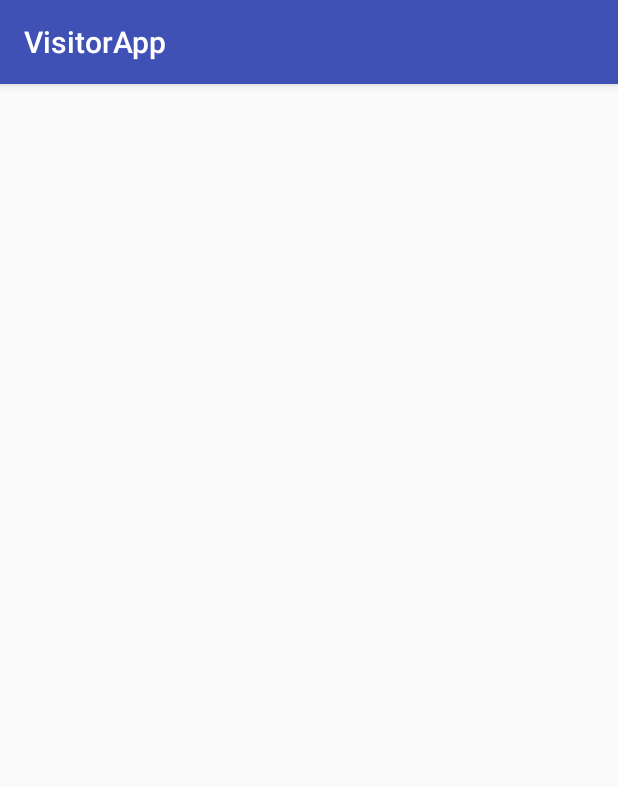
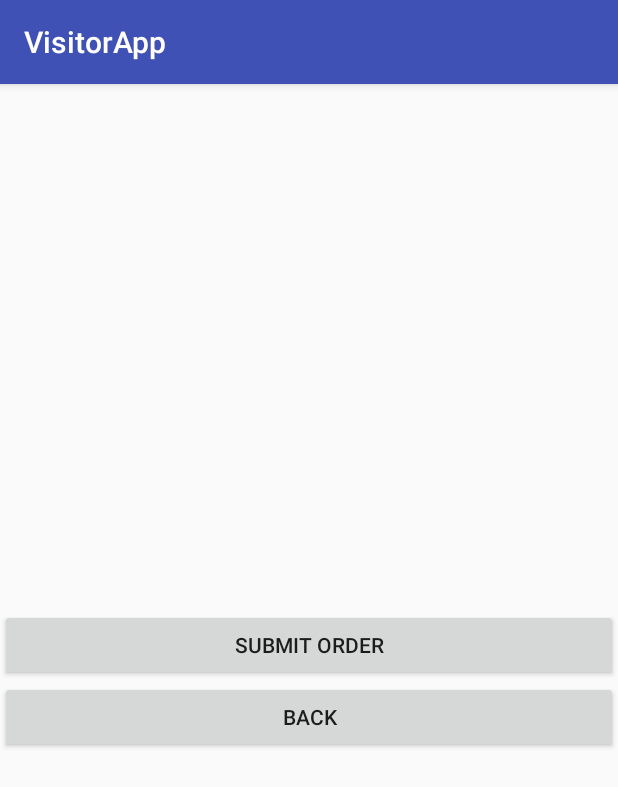
Before and after one commit to PooyaGhahramanian/VisitorApp, an Android app: the ProductActivity screen opened directly, with no data from a screen before it, on a phone screen of 412 x 824 dp. Shown: the top 787 px of the screen. Run offline under Robolectric (Android 15) with nearby library versions, the phone set to English and light mode, and no system bars; 1 statement that could not run was skipped.

Commit message:
Submit order completed !

```diff
--- a/app/src/main/res/layout/activity_product.xml
+++ b/app/src/main/res/layout/activity_product.xml
@@ -5,10 +5,11 @@
     android:layout_width="match_parent"
     android:layout_height="match_parent"
     tools:context=".ProductActivity">
+
     <android.support.v7.widget.RecyclerView
         android:id="@+id/productRecyclerView"
         android:layout_width="match_parent"
-        android:layout_height="wrap_content"
+        android:layout_height="350dp"
         android:layout_alignParentStart="true"
         android:layout_alignParentTop="true"
         android:scrollbars="vertical" />
@@ -18,5 +19,22 @@
         android:layout_width="wrap_content"
         android:layout_height="wrap_content"
         android:layout_centerHorizontal="true"
-        android:layout_centerVertical="true" />
+        android:layout_centerVertical="true"
+        />
+
+    <Button
+        android:id="@+id/btnSubmitOrder"
+        android:layout_width="match_parent"
+        android:layout_height="wrap_content"
+        android:layout_alignParentEnd="true"
+        android:layout_below="@+id/productRecyclerView"
+        android:text="Submit Order" />
+
+    <Button
+        android:id="@+id/btnCancelOrder"
+        android:layout_width="match_parent"
+        android:layout_height="wrap_content"
+        android:layout_alignParentStart="true"
+        android:layout_below="@+id/btnSubmitOrder"
+        android:text="Back" />
 </RelativeLayout>
```
Also changed, not shown: app/src/main/java/ir/climaxweb/visitorapp/ProductActivity.java (+92 -2 lines).
